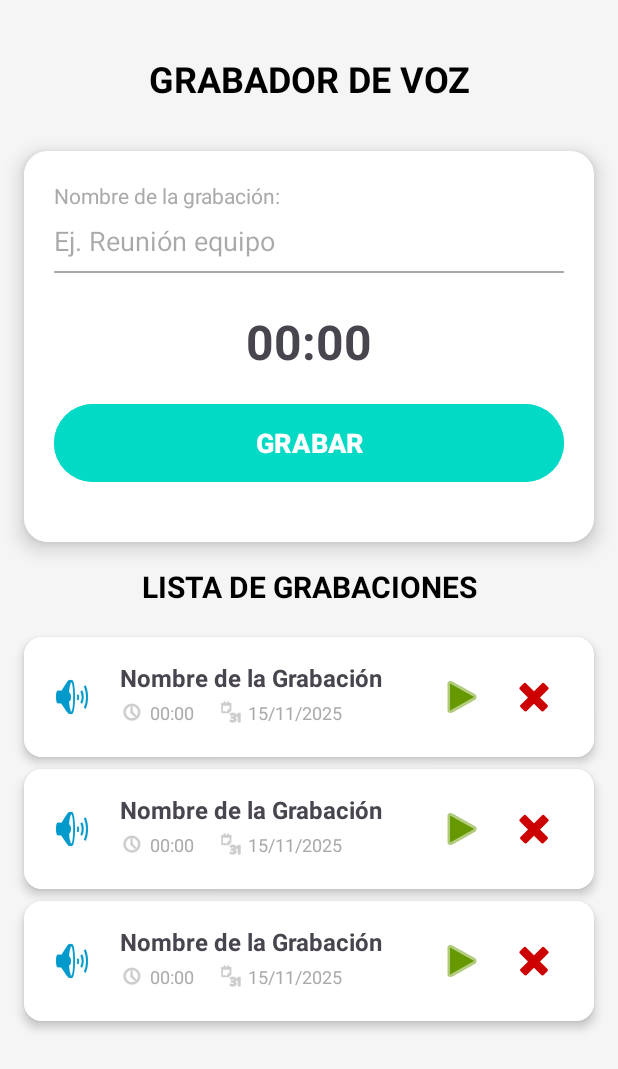
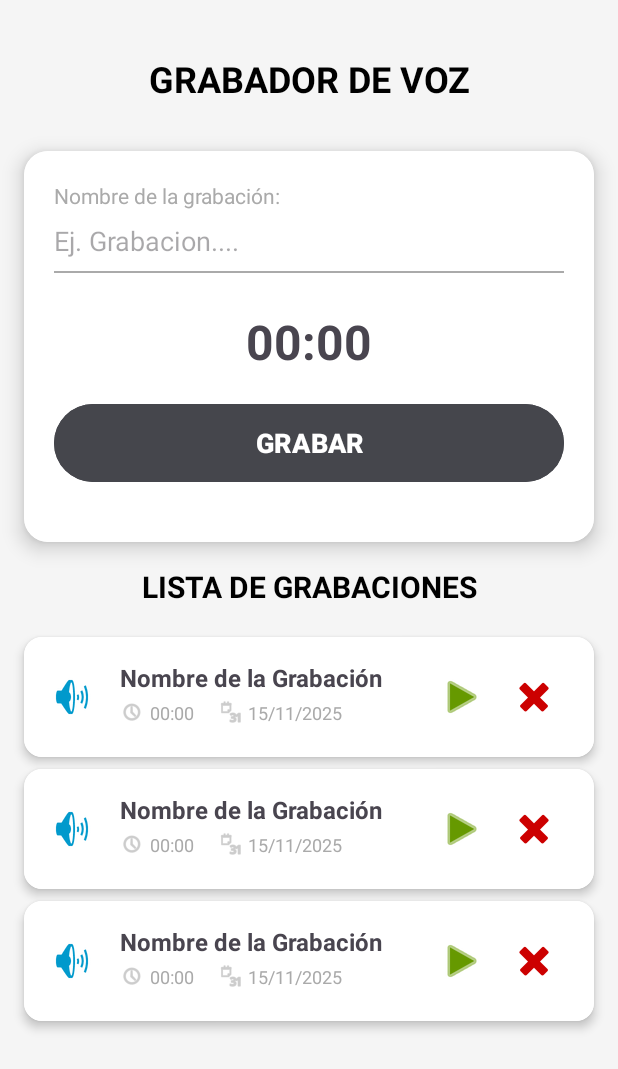
Before and after one commit to Ulises-07/TAREA33GRUPO3PM1, an Android app: the layout activity_main.xml on its own in the app's theme, with its tools: preview values and no code run, on a phone screen of 412 x 824 dp. Shown: the top 1069 px of the screen. Run offline under Robolectric (Android 15) with nearby library versions, the phone set to English and light mode, and no system bars.

Commit message:
Avance 2 - 15/11/2025

```diff
--- a/app/src/main/java/com/example/tarea33grupo3pm1/MainActivity.java
+++ b/app/src/main/java/com/example/tarea33grupo3pm1/MainActivity.java
@@ -222,7 +222,6 @@ public class MainActivity extends AppCompatActivity implements AdaptadorGrabacio
 
     private void cancelarGrabacion() {
         if (rutaArchivoActual != null) {
-            // Eliminar el archivo temporal
             File archivo = new File(rutaArchivoActual);
             if (archivo.exists()) {
                 archivo.delete();
@@ -309,7 +308,6 @@ public class MainActivity extends AppCompatActivity implements AdaptadorGrabacio
                 layoutControles.setVisibility(View.VISIBLE);
                 entradaNombreGrabacion.setEnabled(true);
             } else {
-                // Estado inicial/reset
                 btnAlternarGrabacion.setText("GRABAR");
                 btnAlternarGrabacion.setBackgroundColor(ContextCompat.getColor(this, android.R.color.holo_green_dark));
                 btnAlternarGrabacion.setVisibility(View.VISIBLE);
--- a/app/src/main/res/layout/activity_main.xml
+++ b/app/src/main/res/layout/activity_main.xml
@@ -49,13 +49,13 @@
                 android:id="@+id/input_recording_name"
                 android:layout_width="match_parent"
                 android:layout_height="wrap_content"
-                android:hint="Ej. Reunión equipo"
+                android:background="@null"
+                android:hint="Ej. Grabacion...."
+                android:imeOptions="actionDone"
                 android:inputType="textCapSentences"
-                android:imeOptions="actionDone"
-                android:background="@null"
+                android:maxLength="50"
                 android:paddingTop="8dp"
                 android:paddingBottom="8dp"
-                android:maxLength="50"
                 android:singleLine="true" />
 
             <View
@@ -80,7 +80,7 @@
                 android:layout_width="match_parent"
                 android:layout_height="60dp"
                 android:layout_marginBottom="16dp"
-                android:backgroundTint="@color/design_default_color_secondary"
+                android:backgroundTint="@color/material_dynamic_neutral30"
                 android:paddingStart="60dp"
                 android:paddingEnd="60dp"
                 android:text="GRABAR"
```
